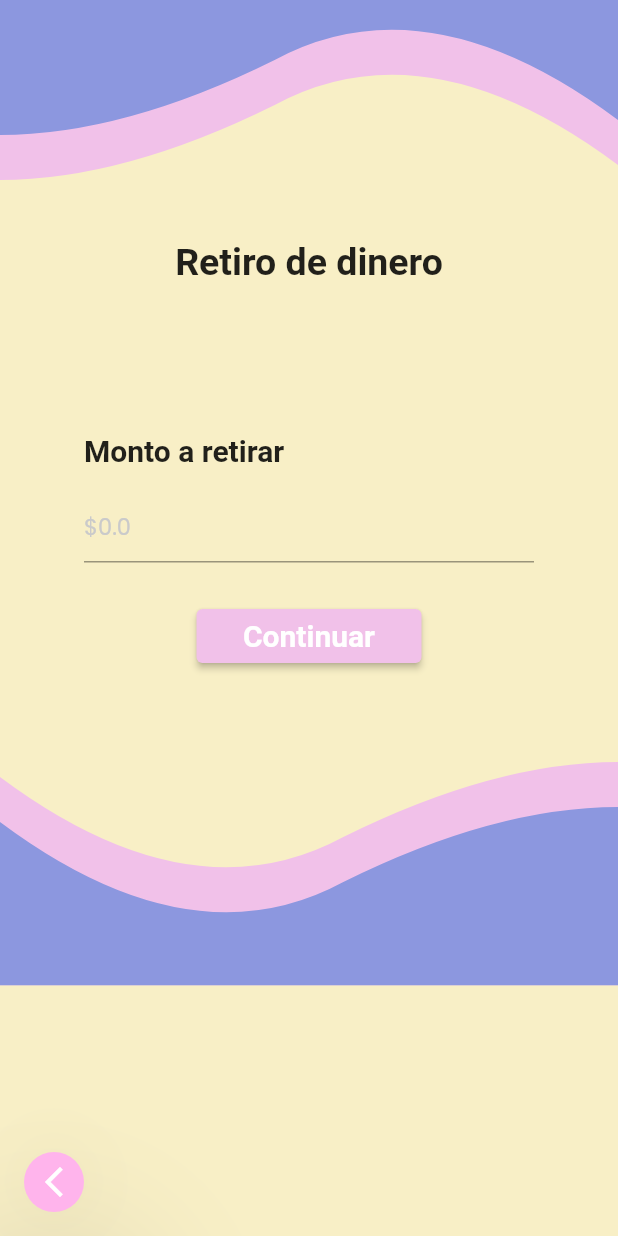
After one commit to mpaulazzv/ProyectoATM, a Flutter app: the retirarD screen opened directly, on a phone screen of 412 x 824 dp. The commit adds this screen. Run offline on Flutter 3.47's test engine with Material 2 defaults, Android fonts, the phone set to English and light mode, and no system bars; our stand-ins replace google_fonts.

Commit message:
Se añade la lista de retirar dinero

```diff
--- a/lib/views/login_view.dart
+++ b/lib/views/login_view.dart
@@ -19,15 +19,15 @@
                 ClipPath(
                   clipper: WaveClipper(),
                   child: Container(
-                    color: Color.fromRGBO(248, 187, 237, 97),
+                    color: Color.fromRGBO(241, 193, 233, 1),
                     height: 150,
                   ),
                 ),
                 ClipPath(
                   clipper: WaveClipper(),
                   child: Container(
-                    color: Color.fromRGBO(110, 126, 228, 89),
-                    height: 130,
+                    color: Color.fromRGBO(140, 151, 223, 1),
+                    height: 120,
                   ),
                 ),
               ],
@@ -104,7 +104,7 @@
             style: ElevatedButton.styleFrom(
               padding: EdgeInsets.all(15),
               fixedSize: Size.fromWidth(200),
-              primary: Color.fromRGBO(248, 187, 237, 97),
+              primary: Color.fromRGBO(241, 193, 233, 1),
             ),
             onPressed: () {
               Navigator.push(context, MaterialPageRoute(builder: (context) => Menu()));
@@ -114,7 +114,7 @@
               style: GoogleFonts.bodoniModa(
                 fontSize: 20,
                 fontWeight: FontWeight.bold,
-                color: Color.fromRGBO(255, 255, 255, 20),
+                color: Color.fromRGBO(255, 255, 255, 1),
               ),
             ),
           ),
--- a/lib/views/menu_view.dart
+++ b/lib/views/menu_view.dart
@@ -6,6 +6,7 @@
 import 'package:proyecto_atm/views/ingresarD_view.dart';
 import 'package:proyecto_atm/views/login_view.dart';
 import 'package:proyecto_atm/views/enviarD_view.dart';
+import 'package:proyecto_atm/views/retirarD_view.dart';
 
 class Menu extends StatefulWidget {
   const Menu({super.key});
@@ -119,7 +120,7 @@
                     ),
                     onPressed: () {
                       Navigator.push(context,
-                          MaterialPageRoute(builder: (context) => Menu())); //Cambiar
+                          MaterialPageRoute(builder: (context) => retirarD()));
                     },
                     child: Image.asset(
                       'assets/RetirarD.png',
@@ -153,7 +154,7 @@
                     ),
                     onPressed: () {
                       Navigator.push(context,
-                          MaterialPageRoute(builder: (context) => ingresarD())); //Cambiar
+                          MaterialPageRoute(builder: (context) => ingresarD()));
                     },
                     child: Image.asset(
                       'assets/IngresarD.png',
--- /dev/null
+++ b/lib/views/retirarD_view.dart
@@ -0,0 +1,191 @@
+import 'package:flutter/material.dart';
+import 'package:flutter/src/widgets/framework.dart';
+import 'package:flutter/src/widgets/placeholder.dart';
+import 'package:google_fonts/google_fonts.dart';
+
+import 'menu_view.dart';
+
+class retirarD extends StatelessWidget {
+  const retirarD({super.key});
+
+  @override
+  Widget build(BuildContext context) {
+    return Scaffold(
+        backgroundColor: Color.fromRGBO(248, 239, 198, 100),
+        body: Column(
+          children: [
+            Container(
+              child: Stack(
+                children: [
+                  ClipPath(
+                    clipper: WaveClipper(),
+                    child: Container(
+                      color: Color.fromRGBO(241, 193, 233, 1),
+                      height: 120,
+                    ),
+                  ),
+                  ClipPath(
+                    clipper: WaveClipper(),
+                    child: Container(
+                      color: Color.fromRGBO(140, 151, 223, 1),
+                      height: 90,
+                    ),
+                  ),
+                ],
+              ),
+            ),
+            const SizedBox(
+              height: 40,
+            ),
+            Center(
+              child: Text(
+                'Retiro de dinero',
+                style: GoogleFonts.bodoniModa(
+                    fontSize: 25, fontWeight: FontWeight.bold),
+              ),
+            ),
+            const SizedBox(
+              height: 100,
+            ),
+            Center(
+              child: SizedBox(
+                width: 300,
+                child: Text(
+                  'Monto a retirar',
+                  style: GoogleFonts.bodoniModa(
+                      fontSize: 20, fontWeight: FontWeight.bold),
+                ),
+              ),
+            ),
+            const SizedBox(
+              height: 15,
+            ),
+            Center(
+                child: SizedBox(
+                    width: 300,
+                    child: TextField(
+                      style: GoogleFonts.poppins(
+                        fontSize: 15,
+                        fontWeight: FontWeight.normal,
+                        color: Color.fromRGBO(202, 202, 202, 1),
+                      ),
+                      decoration: InputDecoration(
+                        hintText: '\$0.0',
+                        hintStyle: GoogleFonts.poppins(
+                          fontSize: 15,
+                          fontWeight: FontWeight.normal,
+                          color: Color.fromRGBO(202, 202, 202, 1),
+                        ),
+                      ),
+                    ))),
+            const SizedBox(
+              height: 25,
+            ),
+            ElevatedButton(
+              style: ElevatedButton.styleFrom(
+                fixedSize: Size.fromWidth(150),
+                primary: Color.fromRGBO(241, 193, 233, 1),
+              ),
+              onPressed: () {},
+              child: Text(
+                'Continuar',
+                style: GoogleFonts.bodoniModa(
+                    fontSize: 20, fontWeight: FontWeight.bold),
+              ),
+            ),
+            const SizedBox(
+              height: 60,
+            ),
+            Container(
+              child: Transform.rotate(
+                angle: 3.1416,
+                child: Stack(
+                  children: [
+                    ClipPath(
+                      clipper: WaveClipperB(),
+                      child: Container(
+                        color: Color.fromRGBO(241, 193, 233, 1),
+                        height: 149,
+                      ),
+                    ),
+                    ClipPath(
+                      clipper: WaveClipperB(),
+                      child: Container(
+                        color: Color.fromRGBO(140, 151, 223, 1),
+                        height: 119,
+                      ),
+                    ),
+                  ],
+                ),
+              ),
+            ),
+          ],
+        ),
+        floatingActionButton: FloatingActionButton.small(
+            backgroundColor: Color.fromARGB(255, 255, 180, 236),
+            elevation: 50,
+            focusElevation: 20,
+            onPressed: () {
+              Navigator.push(context,
+                  MaterialPageRoute(builder: (context) => Menu()));
+            },
+            child: Icon(Icons.arrow_back_ios_new),
+          ),
+      floatingActionButtonLocation: FloatingActionButtonLocation.miniStartFloat,
+      );
+  }
+}
+
+class WaveClipper extends CustomClipper<Path> {
+  @override
+  Path getClip(Size size) {
+    debugPrint(size.width.toString());
+    var path = new Path();
+    path.lineTo(0, size.height);
+    var firstStart = Offset(size.width / 5, size.height);
+    var firstEnd = Offset(size.width / 2.25, size.height - 50.0);
+
+    path.quadraticBezierTo(
+        firstStart.dx, firstStart.dy, firstEnd.dx, firstEnd.dy);
+
+    var secondStart =
+        Offset(size.width - (size.width / 3.24), size.height - 105);
+    var secondEnd = Offset(size.width, size.height - 10);
+
+    path.quadraticBezierTo(
+        secondStart.dx, secondStart.dy, secondEnd.dx, secondEnd.dy);
+    path.lineTo(size.width, 0);
+    path.close();
+    return path;
+  }
+
+  @override
+  bool shouldReclip(CustomClipper<Path> oldCliper) => false;
+}
+
+class WaveClipperB extends CustomClipper<Path> {
+  @override
+  Path getClip(Size size) {
+    debugPrint(size.width.toString());
+    var path = new Path();
+    path.lineTo(0, size.height);
+    var firstStart = Offset(size.width / 5, size.height);
+    var firstEnd = Offset(size.width / 2.25, size.height - 50.0);
+
+    path.quadraticBezierTo(
+        firstStart.dx, firstStart.dy, firstEnd.dx, firstEnd.dy);
+
+    var secondStart =
+        Offset(size.width - (size.width / 3.24), size.height - 105);
+    var secondEnd = Offset(size.width, size.height - 10);
+
+    path.quadraticBezierTo(
+        secondStart.dx, secondStart.dy, secondEnd.dx, secondEnd.dy);
+    path.lineTo(size.width, 0);
+    path.close();
+    return path;
+  }
+
+  @override
+  bool shouldReclip(CustomClipper<Path> oldCliper) => false;
+}
```
